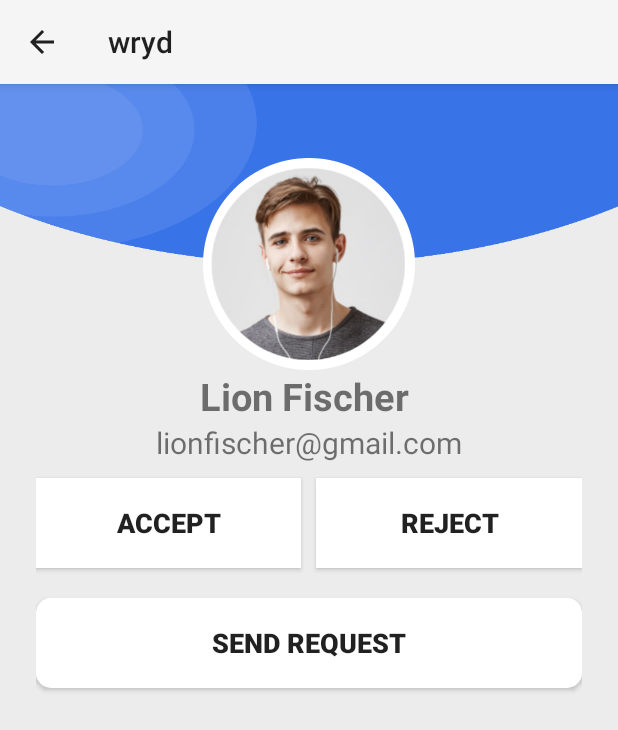
After one commit to wryd-live/wryd, an Android app: the ProfileView screen opened directly, with no data from a screen before it, on a phone screen of 412 x 824 dp. The commit adds this screen. Shown: the top 730 px of the screen. Run offline under Robolectric (Android 15) with nearby library versions, the phone set to English and light mode, and no system bars.

Commit message:
Added Profile View Page

```diff
--- a/app/src/main/AndroidManifest.xml
+++ b/app/src/main/AndroidManifest.xml
@@ -18,7 +18,14 @@
         android:label="@string/app_name"
         android:supportsRtl="true"
         android:theme="@style/Theme.AppCompat.Light"
-        android:usesCleartextTraffic="true" >
+        android:usesCleartextTraffic="true">
+        <activity
+            android:name=".ProfileView"
+            android:exported="false">
+            <meta-data
+                android:name="android.app.lib_name"
+                android:value="" />
+        </activity>
         <activity
             android:name=".Login"
             android:exported="true">
@@ -28,12 +35,11 @@
                 <category android:name="android.intent.category.LAUNCHER" />
             </intent-filter>
         </activity>
-        <activity android:name=".MainActivity">
-        </activity>
+        <activity android:name=".MainActivity"></activity>
 
         <service
             android:name=".ScanService"
-            android:enabled="true"></service>
+            android:enabled="true" />
 
         <receiver
             android:name=".AlarmReceiverLife"
--- /dev/null
+++ b/app/src/main/java/com/wrydhub/wryd/wrydapp/ProfileView.java
@@ -0,0 +1,31 @@
+package com.wrydhub.wryd.wrydapp;
+
+import androidx.appcompat.app.ActionBar;
+import androidx.appcompat.app.AppCompatActivity;
+
+import android.os.Bundle;
+import android.view.MenuItem;
+
+public class ProfileView extends AppCompatActivity {
+
+    @Override
+    protected void onCreate(Bundle savedInstanceState) {
+        super.onCreate(savedInstanceState);
+        setContentView(R.layout.activity_profile_view);
+
+        ActionBar actionBar = getSupportActionBar();
+        if(actionBar!=null)
+            actionBar.setDisplayHomeAsUpEnabled(true);
+    }
+
+
+    @Override
+    public boolean onOptionsItemSelected(MenuItem item) {
+        switch (item.getItemId()) {
+            case android.R.id.home:
+                this.finish();
+                return true;
+        }
+        return super.onOptionsItemSelected(item);
+    }
+}
--- a/app/src/main/java/com/wrydhub/wryd/wrydapp/ui/notification.java
+++ b/app/src/main/java/com/wrydhub/wryd/wrydapp/ui/notification.java
@@ -22,6 +22,7 @@ import android.widget.Toast;
 import com.facebook.shimmer.ShimmerFrameLayout;
 import com.wrydhub.wryd.wrydapp.Login;
 import com.wrydhub.wryd.wrydapp.MainActivity;
+import com.wrydhub.wryd.wrydapp.ProfileView;
 import com.wrydhub.wryd.wrydapp.adapters.NotificationListAdapter;
 import com.wrydhub.wryd.wrydapp.R;
 import com.wrydhub.wryd.wrydapp.models.User;
@@ -200,6 +201,9 @@ public class notification extends Fragment {
 //                i.putExtra("country",country[position]);
 //                i.putExtra("imageid",imageId[position]);
 //                startActivity(i);
+                Intent myIntent = new Intent(getActivity(), ProfileView.class);
+//                myIntent.putExtra("key", value); //Optional parameters
+                getActivity().startActivity(myIntent);
 
                 Log.d(TAG, "onItemClick: Notification Item Clicked");
 
--- /dev/null
+++ b/app/src/main/res/layout/activity_profile_view.xml
@@ -0,0 +1,126 @@
+<?xml version="1.0" encoding="utf-8"?>
+<androidx.constraintlayout.widget.ConstraintLayout xmlns:android="http://schemas.android.com/apk/res/android"
+    xmlns:app="http://schemas.android.com/apk/res-auto"
+    xmlns:tools="http://schemas.android.com/tools"
+    android:layout_width="match_parent"
+    android:layout_height="match_parent"
+    android:background="#ECECEC">
+
+    <ScrollView
+        android:layout_width="match_parent"
+        android:layout_height="match_parent">
+
+        <LinearLayout
+            android:layout_width="match_parent"
+            android:layout_height="wrap_content"
+            android:orientation="vertical" >
+
+            <androidx.constraintlayout.widget.ConstraintLayout
+                android:layout_width="match_parent"
+                android:layout_height="match_parent">
+
+                <ImageView
+                    android:id="@+id/imageView9"
+                    android:layout_width="wrap_content"
+                    android:layout_height="120dp"
+                    android:scaleType="fitXY"
+                    app:layout_constraintEnd_toEndOf="parent"
+                    app:layout_constraintStart_toStartOf="parent"
+                    app:layout_constraintTop_toTopOf="parent"
+                    app:srcCompat="@drawable/top_background" />
+
+                <ImageView
+                    android:id="@+id/imageView10"
+                    android:layout_width="wrap_content"
+                    android:layout_height="wrap_content"
+                    app:layout_constraintBottom_toBottomOf="@+id/imageView9"
+                    app:layout_constraintEnd_toEndOf="parent"
+                    app:layout_constraintStart_toStartOf="parent"
+                    app:layout_constraintTop_toBottomOf="@+id/imageView9"
+                    app:srcCompat="@drawable/profile" />
+
+                <TextView
+                    android:id="@+id/textView14"
+                    android:layout_width="wrap_content"
+                    android:layout_height="wrap_content"
+                    android:text="Lion Fischer "
+                    android:textSize="25dp"
+                    android:textStyle="bold"
+                    app:layout_constraintEnd_toEndOf="@+id/imageView10"
+                    app:layout_constraintStart_toStartOf="@+id/imageView10"
+                    app:layout_constraintTop_toBottomOf="@+id/imageView10" />
+
+                <TextView
+                    android:id="@+id/textView15"
+                    android:layout_width="wrap_content"
+                    android:layout_height="wrap_content"
+                    android:text="lionfischer@gmail.com"
+                    android:textSize="20dp"
+                    app:layout_constraintEnd_toEndOf="parent"
+                    app:layout_constraintStart_toStartOf="parent"
+                    app:layout_constraintTop_toBottomOf="@+id/textView14" />
+
+                <LinearLayout
+                    android:layout_width="match_parent"
+                    android:layout_height="wrap_content"
+                    android:layout_marginStart="24dp"
+                    android:layout_marginEnd="24dp"
+                    android:orientation="vertical"
+                    app:layout_constraintBottom_toBottomOf="parent"
+                    app:layout_constraintEnd_toEndOf="parent"
+                    app:layout_constraintStart_toStartOf="parent"
+                    app:layout_constraintTop_toBottomOf="@+id/textView15">
+
+                    <LinearLayout
+                        android:id="@+id/acc_rej"
+                        android:layout_width="match_parent"
+                        android:layout_height="match_parent"
+                        android:orientation="horizontal">
+
+                        <Button
+                            android:id="@+id/button"
+                            android:layout_width="wrap_content"
+                            android:layout_height="60dp"
+                            android:layout_marginTop="10dp"
+                            android:layout_marginBottom="10dp"
+                            android:layout_weight="1"
+                            android:background="@color/white"
+                            android:text="Accept"
+                            android:textSize="18sp"
+                            android:textStyle="bold" />
+
+                        <Button
+                            android:id="@+id/button6"
+                            android:layout_width="wrap_content"
+                            android:layout_height="60dp"
+                            android:layout_marginLeft="10dp"
+                            android:layout_marginTop="10dp"
+                            android:layout_marginBottom="10dp"
+                            android:layout_weight="1"
+                            android:background="@color/white"
+                            android:text="Reject"
+                            android:textSize="18sp"
+                            android:textStyle="bold" />
+                    </LinearLayout>
+
+                    <Button
+                        android:id="@+id/button9"
+                        android:layout_width="match_parent"
+                        android:layout_height="60dp"
+                        android:layout_marginTop="10dp"
+                        android:layout_marginBottom="10dp"
+                        android:background="@drawable/background_btn"
+                        android:drawablePadding="20dp"
+                        android:elevation="3dp"
+                        android:paddingStart="0dp"
+                        android:text="Send Request"
+                        android:textAlignment="center"
+                        android:textSize="18sp"
+                        android:textStyle="bold" />
+
+                </LinearLayout>
+            </androidx.constraintlayout.widget.ConstraintLayout>
+        </LinearLayout>
+    </ScrollView>
+
+</androidx.constraintlayout.widget.ConstraintLayout>
```
